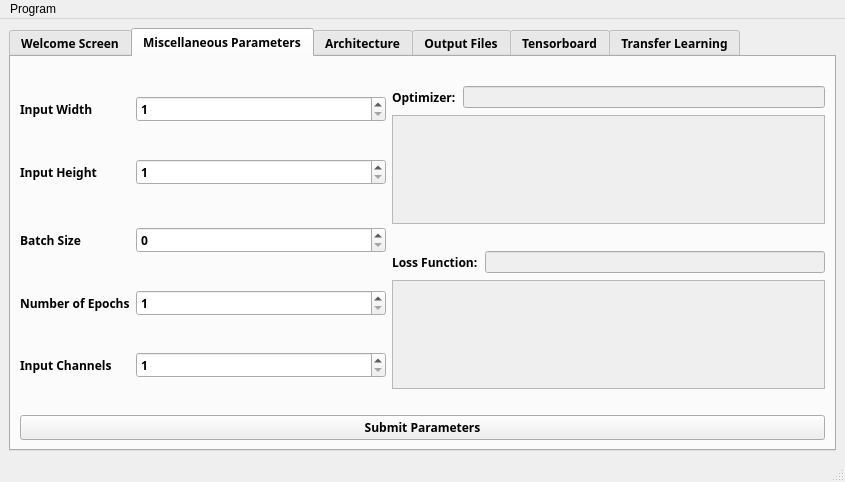
This is public/GUI/mainwindow.ui in mourra950/Siemens-System-Level-Modelling-of-ASDLA-Graduation-Project as Qt 5 draws it before an edit. The edited form follows.
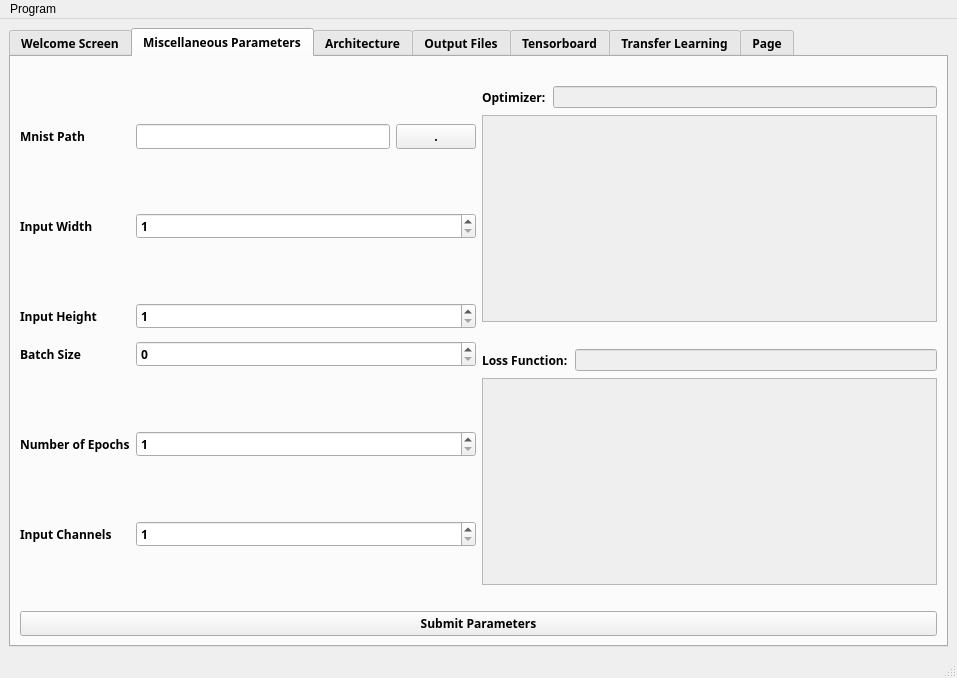
This is the edited form. The open tabs and pages were chosen to show the change.

What changed in the file:
```diff
--- a/public/GUI/mainwindow.ui
+++ b/public/GUI/mainwindow.ui
@@ -6,8 +6,8 @@
    <rect>
     <x>0</x>
     <y>0</y>
-    <width>845</width>
-    <height>482</height>
+    <width>957</width>
+    <height>678</height>
    </rect>
   </property>
   <property name="windowTitle">
@@ -77,7 +77,7 @@
             <item>
              <layout class="QFormLayout" name="formLayout">
               <item row="0" column="0">
-               <spacer name="verticalSpacer_7">
+               <spacer name="verticalSpacer_3">
                 <property name="orientation">
                  <enum>Qt::Vertical</enum>
                 </property>
@@ -90,13 +90,47 @@
                </spacer>
               </item>
               <item row="1" column="0">
+               <widget class="QLabel" name="label_3">
+                <property name="text">
+                 <string>Mnist Path</string>
+                </property>
+               </widget>
+              </item>
+              <item row="1" column="1">
+               <layout class="QHBoxLayout" name="horizontalLayout_11">
+                <item>
+                 <widget class="QLineEdit" name="lineEdit"/>
+                </item>
+                <item>
+                 <widget class="QPushButton" name="pushButton_3">
+                  <property name="text">
+                   <string>.</string>
+                  </property>
+                 </widget>
+                </item>
+               </layout>
+              </item>
+              <item row="2" column="0">
+               <spacer name="verticalSpacer_7">
+                <property name="orientation">
+                 <enum>Qt::Vertical</enum>
+                </property>
+                <property name="sizeHint" stdset="0">
+                 <size>
+                  <width>20</width>
+                  <height>40</height>
+                 </size>
+                </property>
+               </spacer>
+              </item>
+              <item row="3" column="0">
                <widget class="QLabel" name="inputWidth_label">
                 <property name="text">
                  <string>Input Width</string>
                 </property>
                </widget>
               </item>
-              <item row="1" column="1">
+              <item row="3" column="1">
                <widget class="QSpinBox" name="inputWidth_QSpinBox">
                 <property name="minimum">
                  <number>1</number>
@@ -106,7 +140,7 @@
                 </property>
                </widget>
               </item>
-              <item row="2" column="0">
+              <item row="4" column="0">
                <spacer name="verticalSpacer">
                 <property name="orientation">
                  <enum>Qt::Vertical</enum>
@@ -119,14 +153,14 @@
                 </property>
                </spacer>
               </item>
-              <item row="3" column="0">
+              <item row="5" column="0">
                <widget class="QLabel" name="inputHeight_label">
                 <property name="text">
                  <string>Input Height</string>
                 </property>
                </widget>
               </item>
-              <item row="3" column="1">
+              <item row="5" column="1">
                <widget class="QSpinBox" name="inputHeight_QSpinBox">
                 <property name="minimumSize">
                  <size>
@@ -142,57 +176,44 @@
                 </property>
                </widget>
               </item>
-              <item row="4" column="0">
-               <spacer name="verticalSpacer_2">
-                <property name="orientation">
-                 <enum>Qt::Vertical</enum>
-                </property>
-                <property name="sizeHint" stdset="0">
-                 <size>
-                  <width>20</width>
-                  <height>40</height>
-                 </size>
-                </property>
-               </spacer>
-              </item>
-              <item row="5" column="0">
-               <layout class="QGridLayout" name="gridLayout"/>
-              </item>
               <item row="6" column="0">
+               <layout class="QGridLayout" name="gridLayout"/>
+              </item>
+              <item row="7" column="0">
                <widget class="QLabel" name="batchSize_label">
                 <property name="text">
                  <string>Batch Size</string>
                 </property>
                </widget>
               </item>
-              <item row="6" column="1">
+              <item row="7" column="1">
                <widget class="QSpinBox" name="batchSize_QSpinBox">
                 <property name="maximum">
                  <number>999999999</number>
                 </property>
                </widget>
               </item>
-              <item row="7" column="0">
-               <spacer name="verticalSpacer_4">
-                <property name="orientation">
-                 <enum>Qt::Vertical</enum>
-                </property>
-                <property name="sizeHint" stdset="0">
-                 <size>
-                  <width>20</width>
-                  <height>40</height>
-                 </size>
-                </property>
-               </spacer>
-              </item>
               <item row="8" column="0">
+               <spacer name="verticalSpacer_4">
+                <property name="orientation">
+                 <enum>Qt::Vertical</enum>
+                </property>
+                <property name="sizeHint" stdset="0">
+                 <size>
+                  <width>20</width>
+                  <height>40</height>
+                 </size>
+                </property>
+               </spacer>
+              </item>
+              <item row="9" column="0">
                <widget class="QLabel" name="numberEpochs_label">
                 <property name="text">
                  <string>Number of Epochs</string>
                 </property>
                </widget>
               </item>
-              <item row="8" column="1">
+              <item row="9" column="1">
                <widget class="QSpinBox" name="numberEpochs_QSpinBox">
                 <property name="minimum">
                  <number>1</number>
@@ -202,27 +223,27 @@
                 </property>
                </widget>
               </item>
-              <item row="9" column="0">
-               <spacer name="verticalSpacer_5">
-                <property name="orientation">
-                 <enum>Qt::Vertical</enum>
-                </property>
-                <property name="sizeHint" stdset="0">
-                 <size>
-                  <width>20</width>
-                  <height>40</height>
-                 </size>
-                </property>
-               </spacer>
-              </item>
               <item row="10" column="0">
+               <spacer name="verticalSpacer_5">
+                <property name="orientation">
+                 <enum>Qt::Vertical</enum>
+                </property>
+                <property name="sizeHint" stdset="0">
+                 <size>
+                  <width>20</width>
+                  <height>40</height>
+                 </size>
+                </property>
+               </spacer>
+              </item>
+              <item row="11" column="0">
                <widget class="QLabel" name="inputChannelsLabel">
                 <property name="text">
                  <string>Input Channels</string>
                 </property>
                </widget>
               </item>
-              <item row="10" column="1">
+              <item row="11" column="1">
                <widget class="QSpinBox" name="inputChannelsSpinBox">
                 <property name="minimum">
                  <number>1</number>
@@ -232,7 +253,7 @@
                 </property>
                </widget>
               </item>
-              <item row="11" column="0">
+              <item row="12" column="0">
                <spacer name="verticalSpacer_6">
                 <property name="orientation">
                  <enum>Qt::Vertical</enum>
@@ -308,8 +329,8 @@
                       <rect>
                        <x>0</x>
                        <y>0</y>
-                       <width>388</width>
-                       <height>94</height>
+                       <width>444</width>
+                       <height>192</height>
                       </rect>
                      </property>
                      <layout class="QVBoxLayout" name="verticalLayout_21">
@@ -372,8 +393,8 @@
                       <rect>
                        <x>0</x>
                        <y>0</y>
-                       <width>388</width>
-                       <height>93</height>
+                       <width>444</width>
+                       <height>191</height>
                       </rect>
                      </property>
                      <layout class="QVBoxLayout" name="verticalLayout_22">
@@ -735,7 +756,32 @@
           <item>
            <widget class="QPushButton" name="Run_transfer_Model_QPushButton">
             <property name="text">
-             <string>Run SystemC Transfer Learning</string>
+             <string>Train Model</string>
+            </property>
+           </widget>
+          </item>
+         </layout>
+        </item>
+       </layout>
+      </widget>
+      <widget class="QWidget" name="SystemC">
+       <attribute name="title">
+        <string>Page</string>
+       </attribute>
+       <layout class="QVBoxLayout" name="verticalLayout_19">
+        <item>
+         <layout class="QVBoxLayout" name="verticalLayout_18">
+          <item>
+           <widget class="QPushButton" name="pushButton">
+            <property name="text">
+             <string>Wrap SystemC</string>
+            </property>
+           </widget>
+          </item>
+          <item>
+           <widget class="QPushButton" name="pushButton_2">
+            <property name="text">
+             <string>PushButton</string>
             </property>
            </widget>
           </item>
@@ -753,7 +799,7 @@
     <rect>
      <x>0</x>
      <y>0</y>
-     <width>845</width>
+     <width>957</width>
      <height>22</height>
     </rect>
    </property>
```
Left out of the diff: 14 changed lines with no effect on the pictures.
